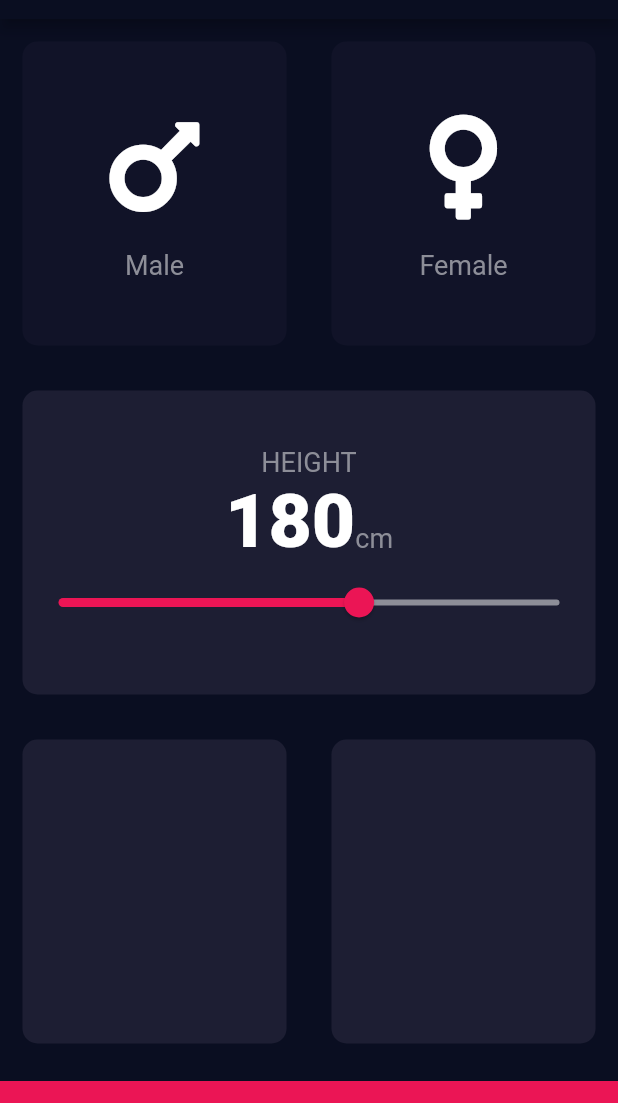
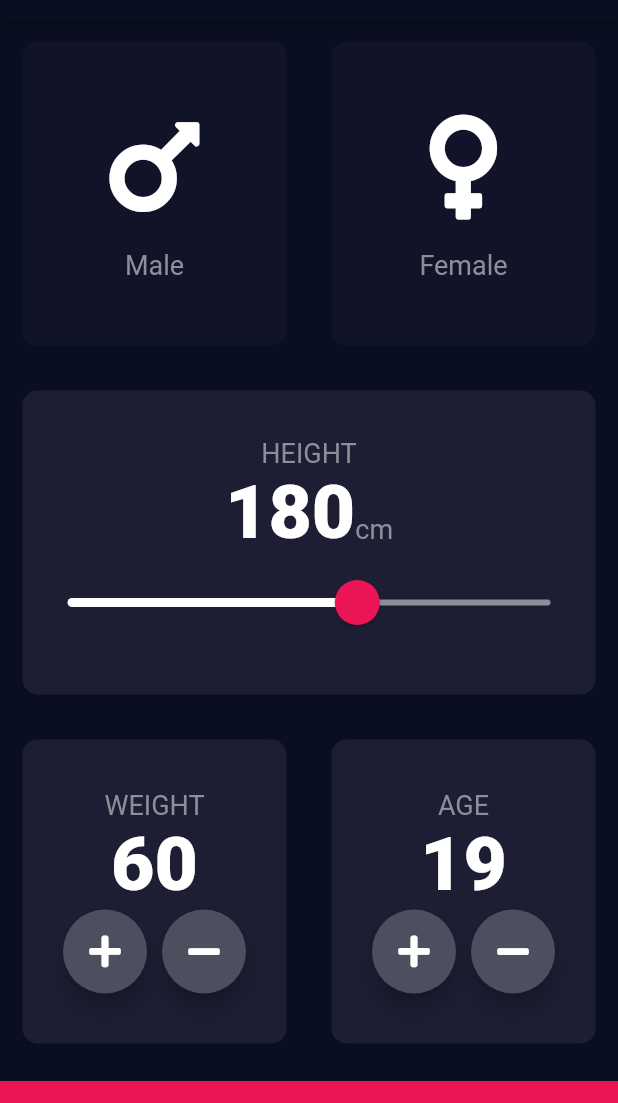
Before and after one commit to soumoq/BMI-Calculator-Flutter, a Flutter app: the screen it shows after launch, on a phone screen of 412 x 824 dp, the part 65-1168 px from its top. Run offline on Flutter 3.47's test engine with Material 2 defaults, Android fonts, the phone set to English and light mode, and no system bars; our stand-ins replace font_awesome_flutter.

Commit message:
Complete first screen design

```diff
--- a/lib/input_page.dart
+++ b/lib/input_page.dart
@@ -19,6 +19,8 @@ class InputPage extends StatefulWidget {
 class _InputPageState extends State<InputPage> {
   GenderType? selectedGender;
   int height = 180;
+  int weight = 60;
+  int age = 19;
   Color maleCardColor = KInActiveCardColor;
   Color femaleCardColor = KInActiveCardColor;
 
@@ -73,7 +75,6 @@ class _InputPageState extends State<InputPage> {
                 color: KActiveCardColor,
                 cardChild: Column(
                   mainAxisAlignment: MainAxisAlignment.center,
-
                   children: [
                     Text(
                       'HEIGHT',
@@ -88,18 +89,27 @@ class _InputPageState extends State<InputPage> {
                         Text('cm', style: KLabelTextStyle)
                       ],
                     ),
-                    Slider(
+                    SliderTheme(
+                      data: SliderTheme.of(context).copyWith(
+                          activeTrackColor: Colors.white,
+                          thumbColor: Color(0xFFEB1555),
+                          overlayColor: Color(0x29EB1555),
+                          thumbShape:
+                              RoundSliderThumbShape(enabledThumbRadius: 15),
+                          overlayShape:
+                              RoundSliderOverlayShape(overlayRadius: 30)),
+                      child: Slider(
                         value: height.toDouble(),
                         min: 120,
                         max: 220,
-                      activeColor: Color(0xFFEB1555),
                         inactiveColor: Color(0xFF8D8E98),
-                      onChanged: (double newValue){
+                        onChanged: (double newValue) {
                           setState(() {
                             height = newValue.round();
                             print(newValue);
                           });
                         },
+                      ),
                     )
                   ],
                 ),
@@ -109,10 +119,84 @@ class _InputPageState extends State<InputPage> {
                 child: Row(
               children: [
                 Expanded(
-                  child: ReusableCard(color: KActiveCardColor),
+                  child: ReusableCard(
+                    color: KActiveCardColor,
+                    cardChild: Column(
+                      mainAxisAlignment: MainAxisAlignment.center,
+                      children: [
+                        Text(
+                          'WEIGHT',
+                          style: KLabelTextStyle,
+                        ),
+                        Text(
+                          weight.toString(),
+                          style: KNumberTextStyle,
+                        ),
+                        Row(
+                          mainAxisAlignment: MainAxisAlignment.center,
+                          children: [
+                            RoundIconButton(
+                              icon: FontAwesomeIcons.plus,
+                              onPress: () {
+                                setState(() {
+                                  weight = weight + 1;
+                                });
+                              },
+                            ),
+                            SizedBox(width: 10),
+                            RoundIconButton(
+                              icon: FontAwesomeIcons.minus,
+                              onPress: () {
+                                setState(() {
+                                  weight = weight - 1;
+                                });
+                              },
+                            ),
+                          ],
+                        )
+                      ],
+                    ),
+                  ),
                 ),
                 Expanded(
-                  child: ReusableCard(color: KActiveCardColor),
+                  child: ReusableCard(
+                    color: KActiveCardColor,
+                    cardChild: Column(
+                      mainAxisAlignment: MainAxisAlignment.center,
+                      children: [
+                        Text(
+                          'AGE',
+                          style: KLabelTextStyle,
+                        ),
+                        Text(
+                          age.toString(),
+                          style: KNumberTextStyle,
+                        ),
+                        Row(
+                          mainAxisAlignment: MainAxisAlignment.center,
+                          children: [
+                            RoundIconButton(
+                              icon: FontAwesomeIcons.plus,
+                              onPress: () {
+                                setState(() {
+                                  age = age + 1;
+                                });
+                              },
+                            ),
+                            SizedBox(width: 10),
+                            RoundIconButton(
+                              icon: FontAwesomeIcons.minus,
+                              onPress: () {
+                                setState(() {
+                                  age = age - 1;
+                                });
+                              },
+                            ),
+                          ],
+                        )
+                      ],
+                    ),
+                  ),
                 )
               ],
             )),
@@ -126,3 +210,22 @@ class _InputPageState extends State<InputPage> {
         ));
   }
 }
+
+class RoundIconButton extends StatelessWidget {
+  final IconData icon;
+  final VoidCallback onPress;
+
+  RoundIconButton({required this.icon, required this.onPress});
+
+  @override
+  Widget build(BuildContext context) {
+    return RawMaterialButton(
+      child: Icon(icon),
+      onPressed: onPress,
+      elevation: 6,
+      constraints: BoxConstraints.tightFor(width: 56, height: 56),
+      shape: CircleBorder(),
+      fillColor: Color(0xFF4C4F5E),
+    );
+  }
+}
```
Lines whose indentation alone changed are shown as unchanged.
